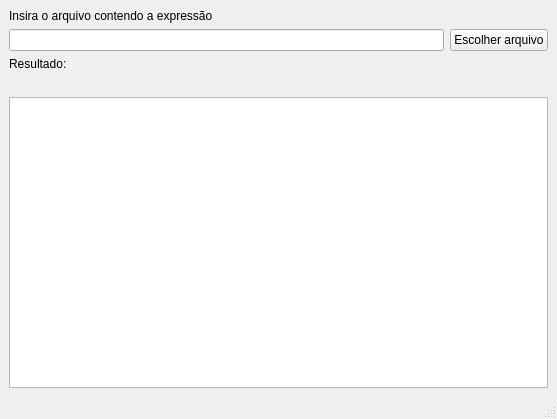
This is MathExpressionSolverWindow/mainwindow.ui in mrlucasrib/MathExpressionSolver as Qt 5 draws it before an edit. The edited form follows.
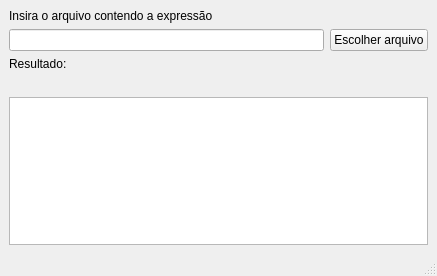
This is the edited form.

Patch:
```diff
--- a/MathExpressionSolverWindow/mainwindow.ui
+++ b/MathExpressionSolverWindow/mainwindow.ui
@@ -6,14 +6,26 @@
    <rect>
     <x>0</x>
     <y>0</y>
-    <width>557</width>
-    <height>419</height>
+    <width>437</width>
+    <height>276</height>
    </rect>
   </property>
+  <property name="sizePolicy">
+   <sizepolicy hsizetype="Preferred" vsizetype="Expanding">
+    <horstretch>0</horstretch>
+    <verstretch>0</verstretch>
+   </sizepolicy>
+  </property>
   <property name="windowTitle">
    <string>MainWindow</string>
   </property>
   <widget class="QWidget" name="centralwidget">
+   <property name="minimumSize">
+    <size>
+     <width>0</width>
+     <height>232</height>
+    </size>
+   </property>
    <layout class="QVBoxLayout" name="verticalLayout">
     <item>
      <layout class="QVBoxLayout" name="verticalLayout_2">
```
Left out of the diff: 2 changed lines with no effect on the pictures.
